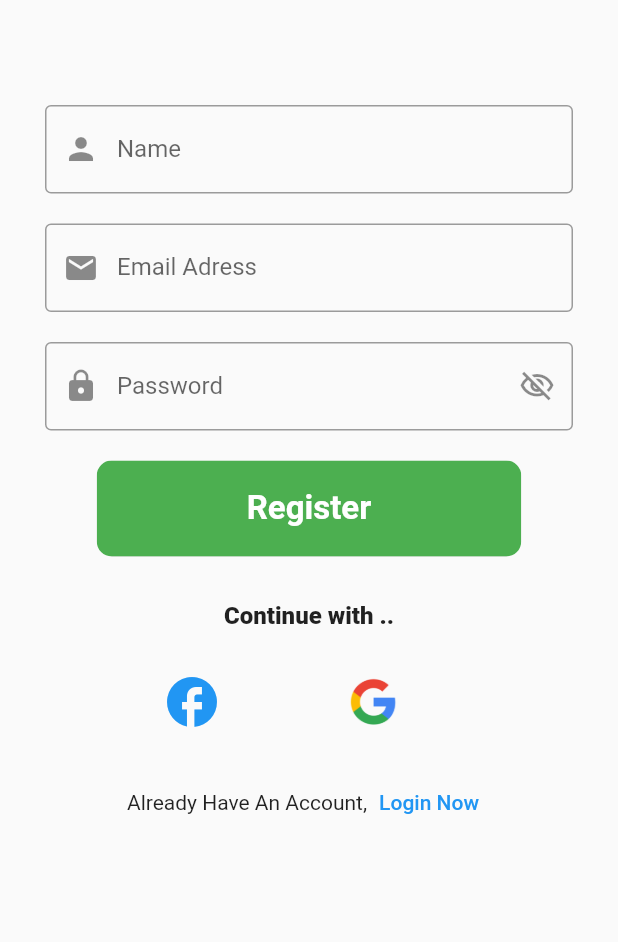
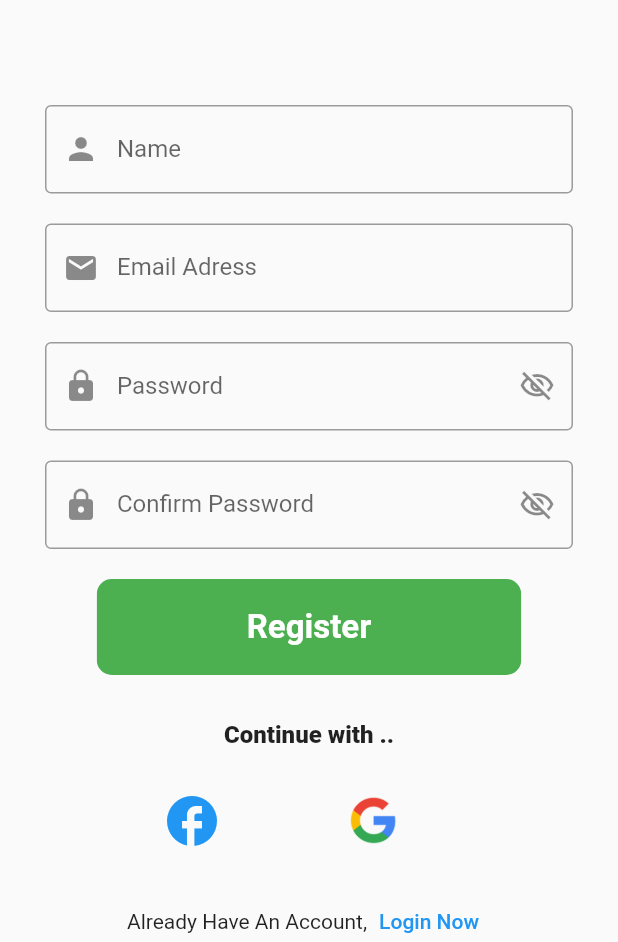
Before and after one commit to MOoRefaat/lavie, a Flutter app: the screen it shows after launch, after a tap on "Register Now", on a phone screen of 412 x 824 dp, the part 294-1236 px from its top. Run offline on Flutter 3.47's test engine with Material 2 defaults, Android fonts, the phone set to English and light mode, and no system bars; our stand-ins replace bloc, equatable; Roboto replaces fonts that are missing (Work Sans).

Commit message:
Last Update 5:PM

```diff
--- a/lib/components/widgets/deafult_Password_textFormField.dart
+++ b/lib/components/widgets/deafult_Password_textFormField.dart
@@ -2,9 +2,11 @@ import 'package:flutter/cupertino.dart';
 import 'package:flutter/material.dart';
 
 class deafultPasswordTextFormField extends StatelessWidget {
+  final String text;
   const deafultPasswordTextFormField({
     Key? key,
     required this.passwordController,
+    required this.text,
   }) : super(key: key);
 
   final TextEditingController passwordController;
@@ -21,7 +23,7 @@ class deafultPasswordTextFormField extends StatelessWidget {
       controller: passwordController,
       obscureText: true,
       decoration: InputDecoration(
-        labelText: 'Password',
+        labelText: text,
         suffixIcon: IconButton(
           onPressed: () {},
           icon: Icon(Icons.visibility_off_outlined),
--- a/lib/screens/Login_Screen/view/login_screen.dart
+++ b/lib/screens/Login_Screen/view/login_screen.dart
@@ -69,7 +69,9 @@ class LoginScreen extends StatelessWidget {
                   height: 20,
                 ),
                 deafultPasswordTextFormField(
-                    passwordController: passwordController),
+                  passwordController: passwordController,
+                  text: 'Password',
+                ),
                 TextButton(
                     onPressed: () {
                       navigateTo(context, RecoverScreen());
--- a/lib/screens/Register_Screen/view/register_screen.dart
+++ b/lib/screens/Register_Screen/view/register_screen.dart
@@ -6,6 +6,8 @@ class RegisterScreen extends StatelessWidget {
   var emailController = TextEditingController();
 
   var passwordController = TextEditingController();
+
+  var passwordConfirmController = TextEditingController();
 
   var nameController = TextEditingController();
 
@@ -71,7 +73,14 @@ class RegisterScreen extends StatelessWidget {
                   height: 20,
                 ),
                 deafultPasswordTextFormField(
-                    passwordController: passwordController),
+                  passwordController: passwordController,
+                  text: 'Password',
+                ),
+                SizedBox(height: 20),
+                deafultPasswordTextFormField(
+                  passwordController: passwordConfirmController,
+                  text: 'Confirm Password',
+                ),
                 SizedBox(height: 20),
                 Container(
                   clipBehavior: Clip.antiAliasWithSaveLayer,
```
Also changed, not shown: assets/images/Logo.png (deleted).
